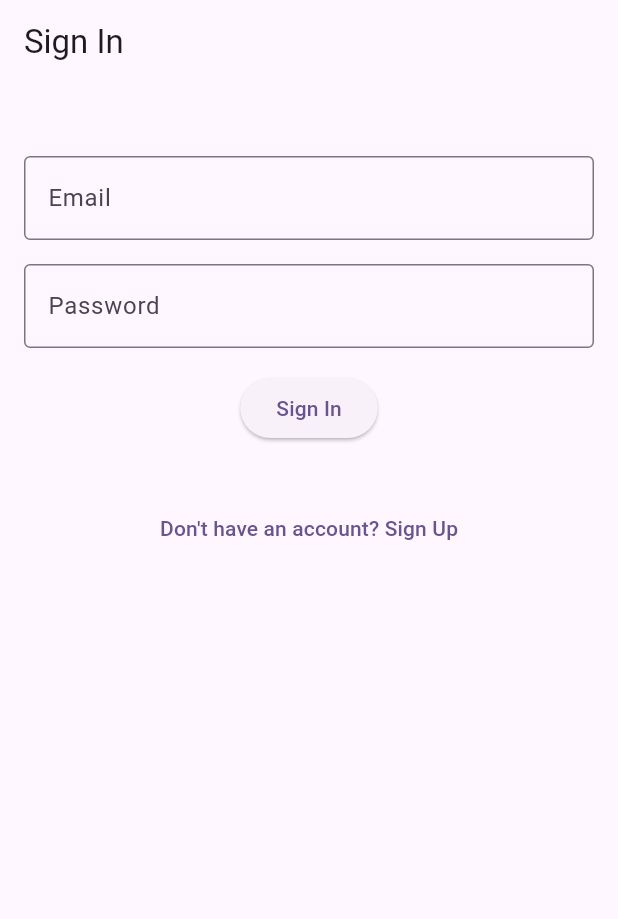
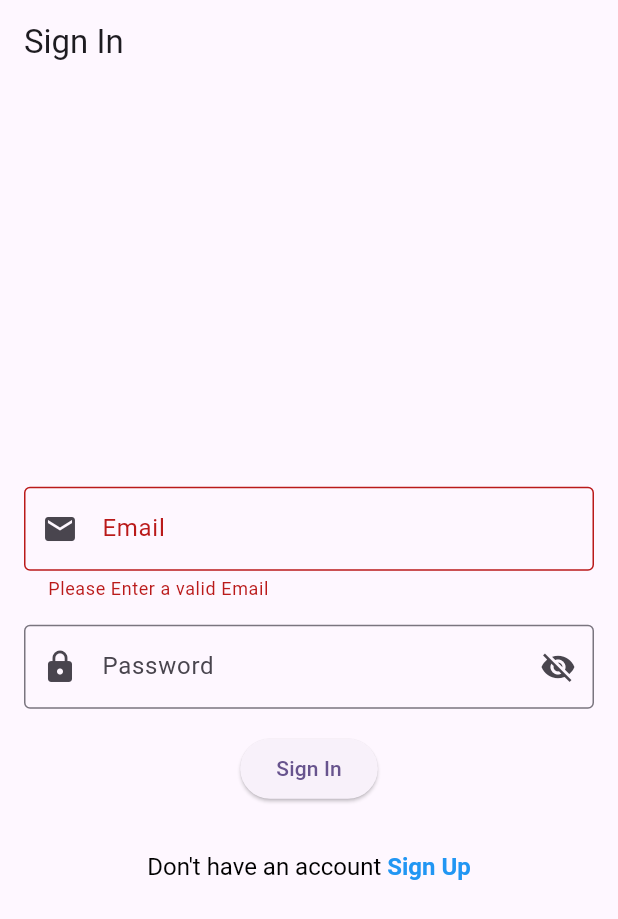
Before and after one commit to VincentiusF/PAB-II-SI6D, a Flutter app: the SignInScreen screen opened directly, after a tap on "Sign In", on a phone screen of 412 x 824 dp. Shown: the top 919 px of the screen. Run offline on Flutter 3.47's test engine with Material 3 defaults, Android fonts, the phone set to English and light mode, and no system bars; our stand-ins replace cloud_firestore, firebase_auth, firebase_core, firebase_database, shared_preferences; accounts and stored records are empty.

Commit message:
2025-05-05

```diff
--- a/fasumsi6d/lib/main.dart
+++ b/fasumsi6d/lib/main.dart
@@ -4,11 +4,10 @@ import 'package:fasumsi6d/screens/sign_up_screen.dart';
 import 'package:firebase_core/firebase_core.dart';
 import 'package:flutter/material.dart';
 
-Future<void> main() async {
+void main() async {
   WidgetsFlutterBinding.ensureInitialized();
-  await Firebase.initializeApp(
-    options: DefaultFirebaseOptions.currentPlatform,
-  );
+
+  await Firebase.initializeApp(options: DefaultFirebaseOptions.currentPlatform);
   runApp(const MyApp());
 }
 
@@ -22,9 +21,8 @@ class MyApp extends StatelessWidget {
       title: 'Flutter Demo',
       theme: ThemeData(
         colorScheme: ColorScheme.fromSeed(seedColor: Colors.deepPurple),
-        useMaterial3: true,
       ),
-      home: const SignUpScreen(),
+      home: SignInScreen(),
     );
   }
 }
--- a/fasumsi6d/lib/screens/home_screen.dart
+++ b/fasumsi6d/lib/screens/home_screen.dart
@@ -1,5 +1,6 @@
 import 'package:fasumsi6d/screens/sign_in_screen.dart';
 import 'package:firebase_auth/firebase_auth.dart';
+import 'package:firebase_core/firebase_core.dart';
 import 'package:flutter/material.dart';
 
 class HomeScreen extends StatelessWidget {
@@ -11,7 +12,18 @@ class HomeScreen extends StatelessWidget {
       appBar: AppBar(
         title: const Text('Home'),
         backgroundColor: Theme.of(context).colorScheme.inversePrimary,
-        actions: [IconButton(onPressed: () {}, icon: const Icon(Icons.logout))],
+        actions: [
+          IconButton(
+            onPressed: () {
+              signOut(context);
+            },
+            icon: const Icon(Icons.logout),
+          ),
+        ],
+      ),
+      floatingActionButton: FloatingActionButton(
+        onPressed: () {},
+        child: const Icon(Icons.add),
       ),
     );
   }
--- a/fasumsi6d/lib/screens/sign_in_screen.dart
+++ b/fasumsi6d/lib/screens/sign_in_screen.dart
@@ -1,3 +1,7 @@
+import 'package:fasumsi6d/screens/home_screen.dart';
+import 'package:fasumsi6d/screens/sign_up_screen.dart';
+import 'package:firebase_auth/firebase_auth.dart';
+import 'package:flutter/gestures.dart';
 import 'package:flutter/material.dart';
 
 class SignInScreen extends StatefulWidget {
@@ -8,40 +12,155 @@ class SignInScreen extends StatefulWidget {
 }
 
 class _SignInScreenState extends State<SignInScreen> {
+  final _emailController = TextEditingController();
+  final _passwordController = TextEditingController();
+  final _formKey = GlobalKey<FormState>();
+  bool _isLoading = false;
+  bool _isPasswordVisible = false;
+
   @override
   Widget build(BuildContext context) {
     return Scaffold(
       appBar: AppBar(title: Text('Sign In')),
-      body: Padding(
+      body: Center(
+        child: Padding(
           padding: const EdgeInsets.all(16.0),
+          child: SingleChildScrollView(
+            child: Form(
+              key: _formKey,
               child: Column(
                 children: [
-            const SizedBox(
-              height: 32,
-            ),
-            TextField(
+                  const SizedBox(height: 32),
+                  TextFormField(
+                    controller: _emailController,
+                    keyboardType: TextInputType.emailAddress,
                     decoration: const InputDecoration(
                       labelText: 'Email',
                       border: OutlineInputBorder(),
+                      prefixIcon: Icon(Icons.email),
+                    ),
+                    validator: (value) {
+                      if (value == null ||
+                          value.isEmpty ||
+                          !_isValidEmail(value)) {
+                        return 'Please Enter a valid Email';
+                      } else {
+                        return null;
+                      }
+                    },
+                  ),
+                  const SizedBox(height: 16),
+                  TextFormField(
+                    controller: _passwordController,
+                    decoration: InputDecoration(
+                      labelText: 'Password',
+                      border: const OutlineInputBorder(),
+                      prefixIcon: const Icon(Icons.lock),
+                      suffixIcon: IconButton(
+                        onPressed: () {
+                          setState(() {
+                            _isPasswordVisible = !_isPasswordVisible;
+                          });
+                        },
+                        icon: Icon(
+                          _isPasswordVisible
+                              ? Icons.visibility
+                              : Icons.visibility_off,
                         ),
                       ),
-            const SizedBox(height: 16),
-            TextField(
-              decoration: const InputDecoration(
-                labelText: 'Password',
-                border: OutlineInputBorder(),
                     ),
-              obscureText: true,
+                    obscureText: !_isPasswordVisible,
                   ),
                   const SizedBox(height: 16),
-            ElevatedButton(onPressed: () {}, child: Text('Sign In')),
+                  _isLoading
+                      ? const CircularProgressIndicator()
+                      : ElevatedButton(
+                          onPressed: () {
+                            _signIn();
+                          },
+                          child: const Text('Sign In'),
+                        ),
                   const SizedBox(height: 32),
-            TextButton(
-                onPressed: () {},
-                child: const Text("Don't have an account? Sign Up"))
+                  RichText(
+                    text: TextSpan(
+                      style: const TextStyle(
+                        fontSize: 16.0,
+                        color: Colors.black,
+                      ),
+                      children: [
+                        const TextSpan(text: "Don't have an account "),
+                        TextSpan(
+                          text: "Sign Up",
+                          style: const TextStyle(
+                            color: Colors.blue,
+                            fontWeight: FontWeight.bold,
+                          ),
+                          recognizer: TapGestureRecognizer()
+                            ..onTap = () {
+                              Navigator.push(
+                                context,
+                                MaterialPageRoute(
+                                  builder: (context) => SignUpScreen(),
+                                ),
+                              );
+                            },
+                        ),
                       ],
+                    ),
+                  ),
+                ],
+              ),
+            ),
+          ),
         ),
       ),
     );
   }
+
+  bool _isValidEmail(String email) {
+    String emailRegex =
+        r"^[a-zA-Z0-9.!#$%&'*+/=?^_`{|}~-]+@[a-zA-Z0-9-]+(?:\.[a-zAZ0-9-]+)*$";
+    return RegExp(emailRegex).hasMatch(email);
   }
+
+  void _signIn() async {
+    if (!_formKey.currentState!.validate()) {
+      return;
+    }
+    final email = _emailController.text.trim();
+    final password = _passwordController.text;
+    setState(() => _isLoading = true);
+    try {
+      await FirebaseAuth.instance.signInWithEmailAndPassword(
+        email: email,
+        password: password,
+      );
+      Navigator.of(context).pushReplacement(
+        MaterialPageRoute(builder: (context) => const HomeScreen()),
+      );
+    } on FirebaseAuthException catch (error) {
+      _showSnackBar(_getAuthErrorMessage(error.code));
+    } catch (error) {
+      _showSnackBar('An error occurred: $error');
+    } finally {
+      setState(() => _isLoading = false);
+    }
+  }
+
+  void _showSnackBar(String message) {
+    ScaffoldMessenger.of(
+      context,
+    ).showSnackBar(SnackBar(content: Text(message)));
+  }
+
+  String _getAuthErrorMessage(String code) {
+    switch (code) {
+      case 'user-not-found':
+        return 'No user found with that email';
+      case 'wrong-password':
+        return 'Wrong password. Please try again.';
+      default:
+        return 'An error occurred. Please try again.';
+    }
+  }
+}
--- a/fasumsi6d/lib/screens/sign_up_screen.dart
+++ b/fasumsi6d/lib/screens/sign_up_screen.dart
@@ -34,9 +34,7 @@ class _SignUpScreenState extends State<SignUpScreen> {
               child: Column(
                 mainAxisAlignment: MainAxisAlignment.center,
                 children: [
-                  const SizedBox(
-                    height: 32,
-                  ),
+                  const SizedBox(height: 32),
                   TextFormField(
                     controller: _fullNameController,
                     textCapitalization: TextCapitalization.words,
@@ -95,7 +93,7 @@ class _SignUpScreenState extends State<SignUpScreen> {
                     obscureText: !_isPasswordVisible,
                     validator: (value) {
                       if (value == null || value.trim().isEmpty) {
-                        return 'Please Enter Your Full Name';
+                        return 'Please Enter Your Password';
                       }
 
                       if (value.length < 6) {
@@ -143,7 +141,8 @@ class _SignUpScreenState extends State<SignUpScreen> {
                           onPressed: () {
                             _signUp();
                           },
-                          child: const Text('Sign Up')),
+                          child: const Text('Sign Up'),
+                        ),
                 ],
               ),
             ),
@@ -173,8 +172,9 @@ class _SignUpScreenState extends State<SignUpScreen> {
   }
 
   void _showErrorMessage(String message) {
-    ScaffoldMessenger.of(context)
-        .showSnackBar(SnackBar(content: Text(message)));
+    ScaffoldMessenger.of(
+      context,
+    ).showSnackBar(SnackBar(content: Text(message)));
   }
 
   void _signUp() async {
```
Lines whose indentation alone changed are shown as unchanged.
